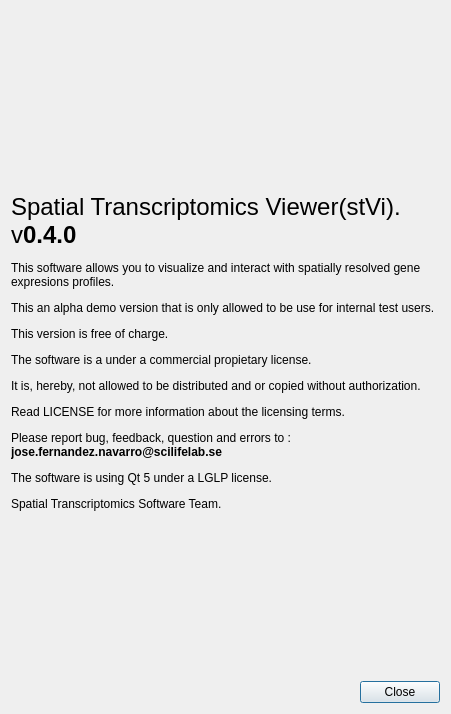
Qt form assets/ui/aboutdialog.ui (jfnavarro/st_viewer) before a commit.
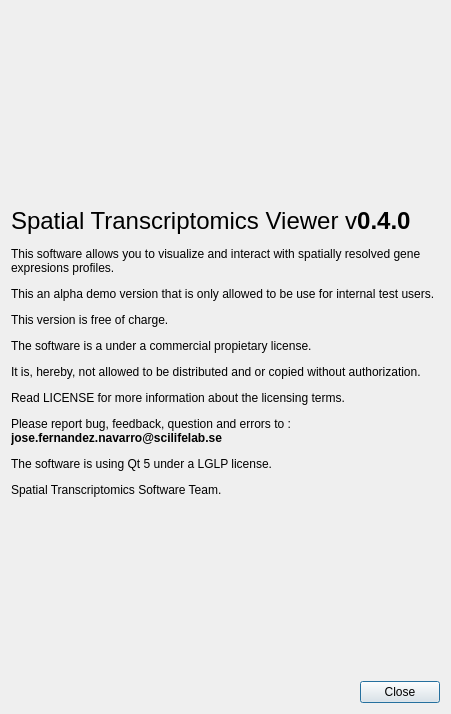
The same form after that commit. Icons and pictures are not drawn.

Commit message: Added Open Sans font. Fixed style of tables and icons. Fixed style of pages and tabs. Changed logos and some icons. Changed name of the application

```diff
--- a/assets/ui/aboutdialog.ui
+++ b/assets/ui/aboutdialog.ui
@@ -65,7 +65,7 @@
         <bool>true</bool>
        </property>
        <property name="text">
-        <string>&lt;html&gt;&lt;head/&gt;&lt;body&gt;&lt;p&gt;&lt;span style=&quot; font-size:18pt;&quot;&gt;Spatial Transcriptomics Viewer(stVi). v&lt;/span&gt;&lt;span style=&quot; font-size:18pt; font-weight:600;&quot;&gt;0.4.0&lt;/span&gt;&lt;/p&gt;&lt;p&gt;This software allows you to visualize and interact with spatially resolved gene expresions profiles.&lt;/p&gt;&lt;p&gt;This an alpha demo version that is only allowed to be use for internal test users.&lt;/p&gt;&lt;p&gt;This version is free of charge.&lt;/p&gt;&lt;p&gt;The software is a under a commercial propietary license. &lt;/p&gt;&lt;p&gt;It is, hereby, not allowed to be distributed and or copied without authorization. &lt;/p&gt;&lt;p&gt;Read LICENSE for more information about the licensing terms.&lt;/p&gt;&lt;p&gt;Please report bug, feedback, question and errors to : &lt;span style=&quot; font-weight:600;&quot;&gt;jose.fernandez.navarro@scilifelab.se&lt;/span&gt;&lt;/p&gt;&lt;p&gt;The software is using Qt 5 under a LGLP license.&lt;/p&gt;&lt;p&gt;Spatial Transcriptomics Software Team.&lt;/p&gt;&lt;/body&gt;&lt;/html&gt;</string>
+        <string>&lt;html&gt;&lt;head/&gt;&lt;body&gt;&lt;p&gt;&lt;span style=&quot; font-size:18pt;&quot;&gt;Spatial Transcriptomics Viewer v&lt;/span&gt;&lt;span style=&quot; font-size:18pt; font-weight:600;&quot;&gt;0.4.0&lt;/span&gt;&lt;/p&gt;&lt;p&gt;This software allows you to visualize and interact with spatially resolved gene expresions profiles.&lt;/p&gt;&lt;p&gt;This an alpha demo version that is only allowed to be use for internal test users.&lt;/p&gt;&lt;p&gt;This version is free of charge.&lt;/p&gt;&lt;p&gt;The software is a under a commercial propietary license. &lt;/p&gt;&lt;p&gt;It is, hereby, not allowed to be distributed and or copied without authorization. &lt;/p&gt;&lt;p&gt;Read LICENSE for more information about the licensing terms.&lt;/p&gt;&lt;p&gt;Please report bug, feedback, question and errors to : &lt;span style=&quot; font-weight:600;&quot;&gt;jose.fernandez.navarro@scilifelab.se&lt;/span&gt;&lt;/p&gt;&lt;p&gt;The software is using Qt 5 under a LGLP license.&lt;/p&gt;&lt;p&gt;Spatial Transcriptomics Software Team.&lt;/p&gt;&lt;/body&gt;&lt;/html&gt;</string>
        </property>
        <property name="textFormat">
         <enum>Qt::AutoText</enum>
```
The commit also changes 46 other files.
